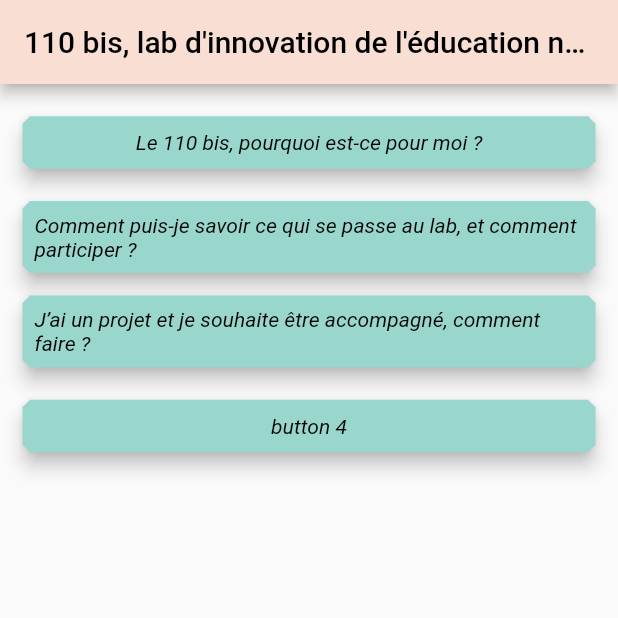
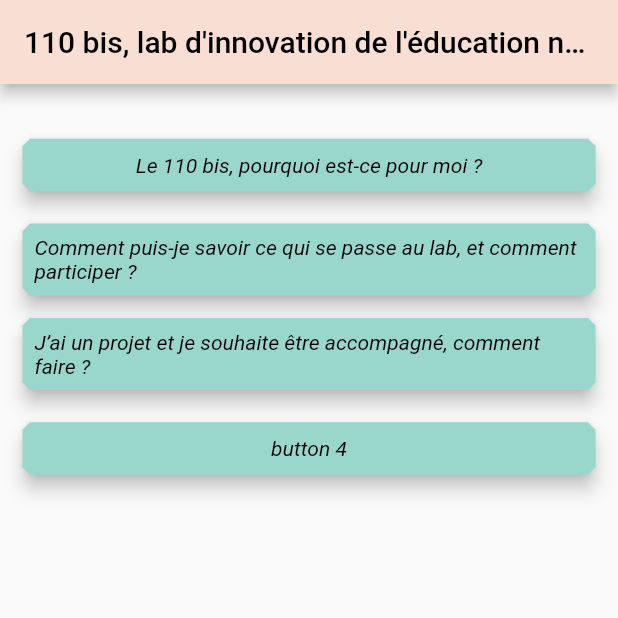
Before and after one commit to 110bis/ChatBox110bis, a Flutter app: the screen it shows after launch, on a phone screen of 412 x 824 dp, the top half of it. Run offline on Flutter 3.47's test engine with Material 2 defaults, Android fonts, the phone set to English and light mode, and no system bars.

Commit message:
[UPD] change padding

```diff
--- a/lib/components/buttonlist.dart
+++ b/lib/components/buttonlist.dart
@@ -26,7 +26,7 @@ class ButtonList extends StatelessWidget {
   Widget build(BuildContext context) {
     return ListView(
       physics: const BouncingScrollPhysics(),
-      padding: const EdgeInsets.symmetric(vertical: 15, horizontal: 15),
+      padding: const EdgeInsets.symmetric(vertical: 30, horizontal: 15),
       children: displayCard(ask),
     );
   }
```
